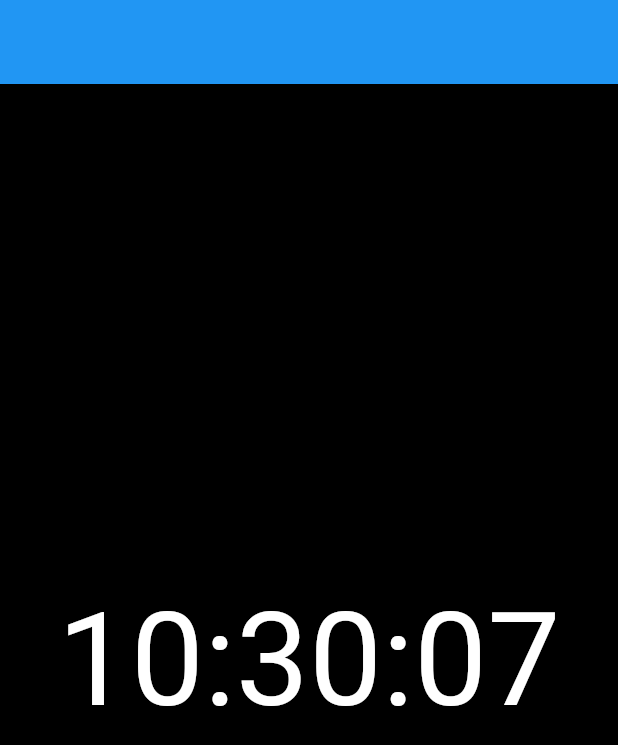
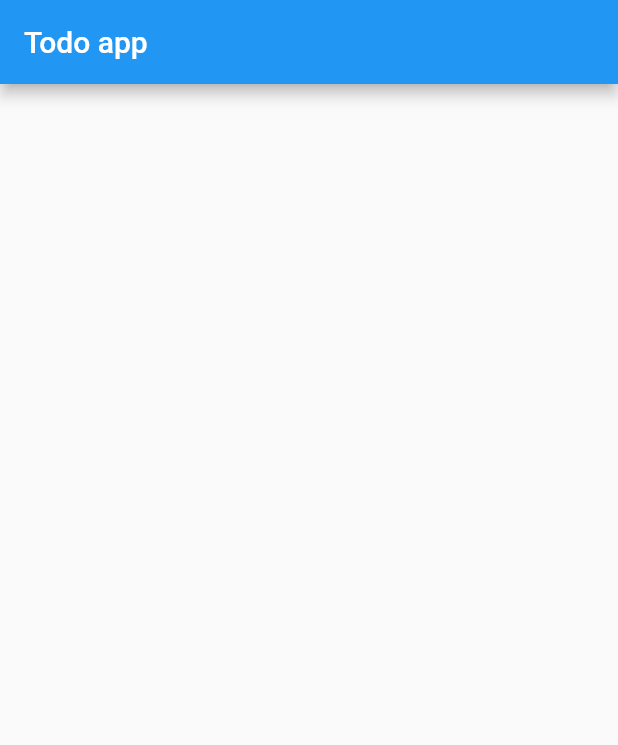
Before and after one commit to H11TM4N/flutter_projects, a Flutter app: the screen it shows after launch, on a phone screen of 412 x 824 dp. Shown: the top 745 px of the screen. Run offline on Flutter 3.47's test engine with Material 2 defaults, Android fonts, the phone set to English and light mode, and no system bars.

Commit message:
made the scaffold of the todo app

```diff
--- a/Simple projects/todo_app/lib/main.dart
+++ b/Simple projects/todo_app/lib/main.dart
@@ -1,6 +1,4 @@
 import 'package:flutter/material.dart';
-import 'package:intl/intl.dart';
-
 void main() {
   runApp(const HomePage());
 }
@@ -26,35 +24,14 @@ class MainPage extends StatefulWidget {
 }
 
 class _MainPageState extends State<MainPage> {
-  String _currentTime = ' ';
-  @override
-  void initState() {
-    _updateTime();
-    super.initState();
-  }
-  void _updateTime() {
-    setState(() {
-      _currentTime = DateFormat('HH:mm:ss').format(DateTime.now());
-    });
-    Future.delayed(const Duration(seconds: 1), _updateTime);
-  }
 
   @override
   Widget build(BuildContext context) {
     return Scaffold(
       appBar: AppBar(
-        title: const Text(''),
+        title: const Text('Todo app'),
       ),
-      backgroundColor: Colors.black,
-      body: Center(
-        child: Text(
-          _currentTime,
-          style: const TextStyle(
-            color: Colors.white,
-            fontSize: 87,
-          ),
-        ),
-      ),
+
     );
   }
 }
```
